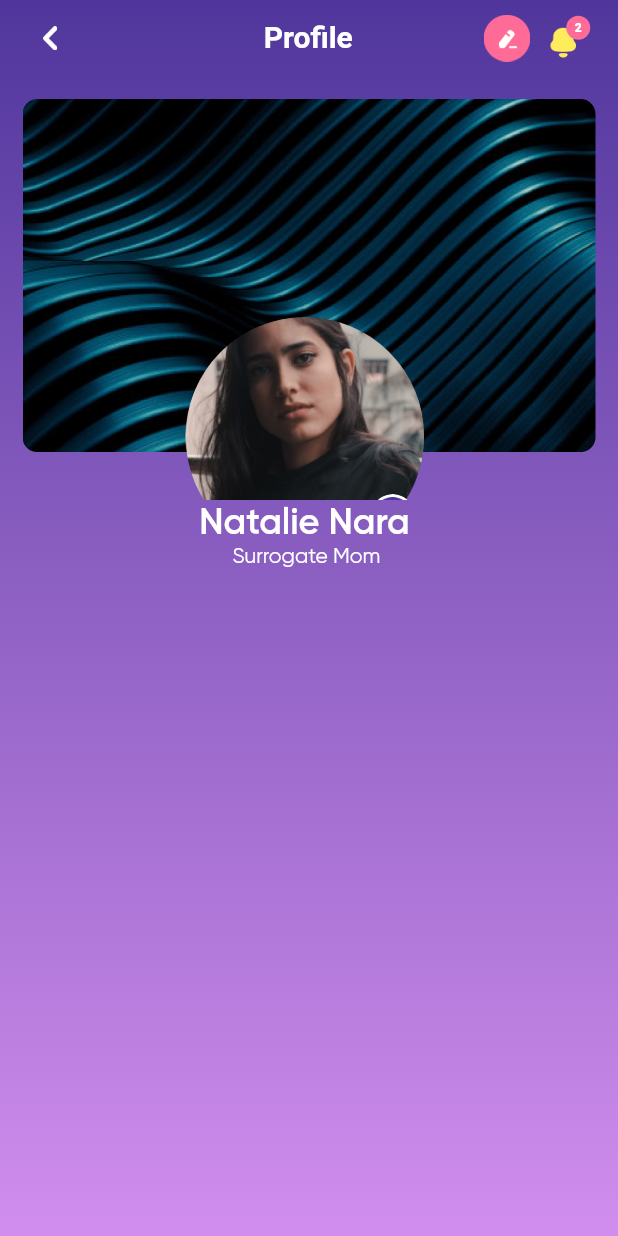
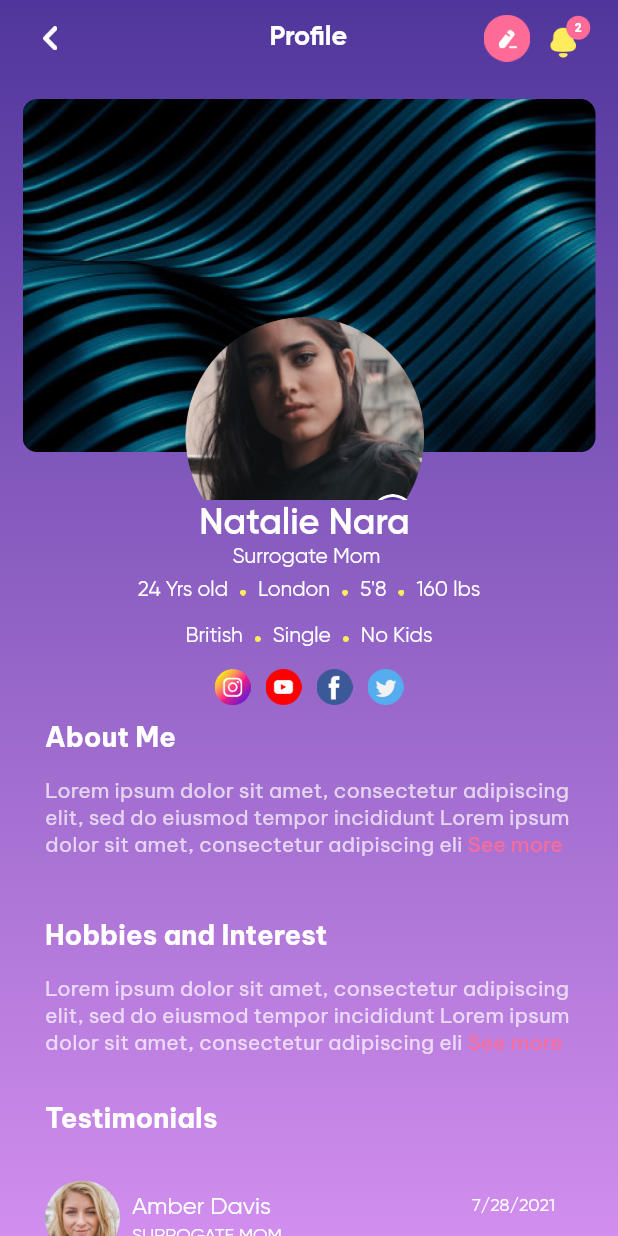
Before and after one commit to NiharDodiya/Rainbow, a Flutter app: the ProfileScreen screen opened directly, on a phone screen of 412 x 824 dp. Run offline on Flutter 3.47's test engine with Material 2 defaults, Android fonts, the phone set to English and light mode, and no system bars; drawn by our look-alikes of readmore; our stand-ins replace camera, country_picker, dotted_border, file_picker, firebase_auth, firebase_core and 7 more; missing offline and left inert: flutter_facebook_auth, flutter_share; accounts and stored records are empty; Roboto replaces fonts that are missing (Gilroy-ExtraBold).

Commit message:
Two Screen View Profile UI, Edit Profile UI

```diff
--- a/lib/main.dart
+++ b/lib/main.dart
@@ -45,7 +45,8 @@ class MyApp extends StatelessWidget {
               ? const Dashboard()
               : PrefService.getBool(PrefKeys.register)
                   ? const Dashboard()
-                  : AuthDashboard(),
+                  : const Dashboard(),
+      // AuthDashboard(),
     );
   }
 }
--- a/lib/screens/Profile/profile_screen.dart
+++ b/lib/screens/Profile/profile_screen.dart
@@ -1,8 +1,11 @@
 import 'package:flutter/material.dart';
 import 'package:get/get.dart';
+import 'package:rainbow/screens/Profile/widget/about_me.dart';
+import 'package:rainbow/screens/Profile/widget/other_visitors_viewed.dart';
 import 'package:rainbow/screens/Profile/widget/profileImage.dart';
 import 'package:rainbow/screens/Profile/widget/profile_appbar.dart';
 import 'package:rainbow/screens/Profile/widget/profile_details.dart';
+import 'package:rainbow/screens/Profile/widget/testimonials.dart';
 import 'package:rainbow/utils/color_res.dart';
 import 'package:rainbow/utils/strings.dart';
 
@@ -25,12 +28,20 @@ class ProfileScreen extends StatelessWidget {
               end: Alignment.bottomCenter,
             ),
           ),
-          child: Column(
-            children: [
-              profileAppbar(Strings.profile),
-              profileImage(),
-              profileDetails()
-            ],
+          child: SingleChildScrollView(
+            physics: const BouncingScrollPhysics(),
+            child: Column(
+              children: [
+                profileAppbar(Strings.profile),
+                profileImage(),
+                profileDetails(),
+                aboutProfiler("About Me"),
+                const SizedBox(height: 30,),
+                aboutProfiler("Hobbies and Interest"),
+                testimonials(),
+                otherVisitorsViewed(),
+              ],
+            ),
           ),
         ),
       ),
--- /dev/null
+++ b/lib/screens/Profile/widget/about_me.dart
@@ -0,0 +1,41 @@
+import 'package:flutter/material.dart';
+import 'package:rainbow/common/Widget/text_styles.dart';
+import 'package:rainbow/utils/color_res.dart';
+import 'package:rainbow/utils/strings.dart';
+import 'package:readmore/readmore.dart';
+
+Widget aboutProfiler(String title) {
+  return Padding(
+    padding: const EdgeInsets.only(left: 30, right: 30),
+    child: Column(
+      crossAxisAlignment: CrossAxisAlignment.start,
+      children: [
+        const SizedBox(height: 10,),
+        Text(
+          title,
+          style: beVietnamProBoldTextStyle(fontSize: 18),
+        ),
+        Container(
+          margin: const EdgeInsets.only(top: 15),
+          child: ReadMoreText(
+            "${Strings.aboutMeDes}${Strings.aboutMeDes} ",
+            trimLines: 3,
+            trimMode: TrimMode.Line,
+            delimiter: " ",
+            trimCollapsedText: Strings.seeMore,
+            trimExpandedText: Strings.seeLess,
+            style: beVietnamProRegularTextStyle(
+              color: ColorRes.white.withOpacity(0.70),
+            ),
+            moreStyle: beVietnamProRegularTextStyle(
+              color: ColorRes.color_FF6B97,
+            ),
+            lessStyle: beVietnamProRegularTextStyle(
+              color: ColorRes.color_FF6B97,
+            ),
+          ),
+        ),
+      ],
+    ),
+  );
+}
--- a/lib/screens/Profile/widget/edit_profile/editProfile_contoller.dart
+++ b/lib/screens/Profile/widget/edit_profile/editProfile_contoller.dart
@@ -98,7 +98,6 @@ class EditProfileController extends GetxController {
 
   Future backCamera() async {
     final image = await ImagePicker().pickImage(source: ImageSource.camera);
-
     if (image == null) return;
     final imageTemp = File(image.path);
     backImage = imageTemp;
--- /dev/null
+++ b/lib/screens/Profile/widget/other_visitors_viewed.dart
@@ -0,0 +1,67 @@
+import 'package:flutter/material.dart';
+import 'package:get/get.dart';
+import 'package:rainbow/common/Widget/text_styles.dart';
+import 'package:rainbow/screens/Profile/profile_controller.dart';
+import 'package:rainbow/utils/asset_res.dart';
+
+Widget otherVisitorsViewed() {
+  ProfileController controller = Get.find<ProfileController>();
+  return Padding(
+    padding: const EdgeInsets.only(left: 30, right: 30),
+    child: Column(
+      crossAxisAlignment: CrossAxisAlignment.start,
+      children: [
+        const SizedBox(
+          height: 30,
+        ),
+        Text(
+          "Other Visitors Viewed",
+          style: beVietnamProBoldTextStyle(fontSize: 18),
+        ),
+        const SizedBox(
+          height: 10,
+        ),
+        SizedBox(
+          height: 130,
+          child: ListView.builder(
+            itemCount: 6,
+            physics: const BouncingScrollPhysics(),
+            scrollDirection: Axis.horizontal,
+            shrinkWrap: true,
+            itemBuilder: (context, index) {
+              return visitors(title: controller.imageName[index],image: controller.image[index]);
+            },
+          ),
+        )
+      ],
+    ),
+  );
+}
+
+Widget visitors({String? image, String? title}) {
+  return Column(
+    children: [
+      Container(
+        height: 60,
+        width: 60,
+        margin: const EdgeInsets.only(right: 10, left: 10, top: 10, bottom: 7),
+        decoration: BoxDecoration(
+          shape: BoxShape.circle,
+          image: DecorationImage(
+            image: AssetImage(
+              image ?? AssetRes.selfiePicture,
+            ),
+          ),
+        ),
+      ),
+      SizedBox(
+        width: 60,
+        child: Text(
+          title ?? "Amber Davis",
+          maxLines: 2,
+          style: gilroyRegularTextStyle(fontSize: 16),
+        ),
+      )
+    ],
+  );
+}
--- a/lib/screens/Profile/widget/profile_appbar.dart
+++ b/lib/screens/Profile/widget/profile_appbar.dart
@@ -16,7 +16,7 @@ Widget profileAppbar(String text) {
           alignment: Alignment.center,
           child: Text(
             text,
-            style: textStyleFont20W700,
+            style: gilroyBoldTextStyle(fontSize: 18),
           ),
         ),
         Row(
--- a/lib/screens/Profile/widget/profile_details.dart
+++ b/lib/screens/Profile/widget/profile_details.dart
@@ -1,15 +1,109 @@
 import 'package:flutter/material.dart';
 import 'package:rainbow/common/Widget/text_styles.dart';
+import 'package:rainbow/utils/asset_res.dart';
 
-Widget profileDetails()
-{
-  return Column(children: [
-       Text("Natalie Nara ",style: gilroySemiBoldTextStyle(fontSize: 24),),
-       Text("Surrogate Mom ",style: gilroyRegularTextStyle(fontSize: 14),),
-    Row(
-      children: [
+Widget profileDetails() {
+  return Column(
+    children: [
+      Text(
+        "Natalie Nara ",
+        style: gilroySemiBoldTextStyle(fontSize: 24),
+      ),
+      Text(
+        "Surrogate Mom ",
+        style: gilroyRegularTextStyle(fontSize: 14),
+      ),
+      const SizedBox(height: 6,),
+      Row(
+        mainAxisAlignment: MainAxisAlignment.center,
+        crossAxisAlignment: CrossAxisAlignment.end,
+        children: [
+          Text(
+            "24 Yrs old",
+            style: gilroyRegularTextStyle(fontSize: 14),
+          ),
+          dot(),
+          Text(
+            "London",
+            style: gilroyRegularTextStyle(fontSize: 14),
+          ),
+          dot(),
+          Text(
+            "5'8",
+            style: gilroyRegularTextStyle(fontSize: 14),
+          ),
+          dot(),
+          Text(
+            "160 lbs",
+            style: gilroyRegularTextStyle(fontSize: 14),
+          ),
+        ],
+      ),
+      const SizedBox(height: 15,),
+      Row(
+        mainAxisAlignment: MainAxisAlignment.center,
+        crossAxisAlignment: CrossAxisAlignment.end,
+        children: [
+          Text(
+            "British",
+            style: gilroyRegularTextStyle(fontSize: 14),
+          ),
+          dot(),
+          Text(
+            "Single",
+            style: gilroyRegularTextStyle(fontSize: 14),
+          ),
+          dot(),
+          Text(
+            "No Kids",
+            style: gilroyRegularTextStyle(fontSize: 14),
+          ),
+        ],
+      ),
+      const SizedBox(height: 15,),
+      Row(
+        mainAxisAlignment: MainAxisAlignment.center,
+        crossAxisAlignment: CrossAxisAlignment.end,
+        children: [
+          mediaIcon(AssetRes.instagram),
+          mediaIcon(AssetRes.youtube),
+          mediaIcon(AssetRes.facebook1),
+          mediaIcon(AssetRes.twitter),
+        ],
+      ),
+    ],
+  );
+}
 
-      ],
-    )
-  ],);
+Widget dot() {
+  return Container(
+    height: 4,
+    width: 4,
+    margin: const EdgeInsets.only(
+      left: 8,
+      right: 8,
+      bottom: 3
+    ),
+    child: Image.asset(
+      AssetRes.yellowDot,
+      height: 4,
+      width: 4,
+    ),
+  );
 }
+
+Widget mediaIcon(String image) {
+  return Container(
+    height: 24,
+    width: 24,
+    margin: const EdgeInsets.only(
+      left: 5,
+      right: 5,
+    ),
+    child: Image.asset(
+      image,
+      height: 24,
+      width: 24,
+    ),
+  );
+}
--- /dev/null
+++ b/lib/screens/Profile/widget/testimonials.dart
@@ -0,0 +1,143 @@
+import 'package:flutter/material.dart';
+import 'package:get/get.dart';
+import 'package:rainbow/common/Widget/text_styles.dart';
+import 'package:rainbow/utils/asset_res.dart';
+import 'package:rainbow/utils/color_res.dart';
+import 'package:rainbow/utils/strings.dart';
+
+Widget testimonials() {
+  return Padding(
+    padding: const EdgeInsets.only(left: 30, right: 30),
+    child: SizedBox(
+      height: 460,
+      child: Column(
+        crossAxisAlignment: CrossAxisAlignment.start,
+        children: [
+          const SizedBox(
+            height: 30,
+          ),
+          Text(
+            "Testimonials",
+            style: beVietnamProBoldTextStyle(fontSize: 18),
+          ),
+          const SizedBox(
+            height: 30,
+          ),
+          ListView.separated(
+            physics: const NeverScrollableScrollPhysics(),
+            itemBuilder: (context, index) {
+              return listOfTestimonials();
+            },
+            separatorBuilder: (context, index) {
+              return Divider(
+                height: 24,
+                color: ColorRes.white.withOpacity(0.7),
+              );
+            },
+            itemCount: 2,
+            shrinkWrap: true,
+          ),
+          Divider(
+            height: 24,
+            color: ColorRes.white.withOpacity(0.7),
+          ),
+          Row(
+            mainAxisAlignment: MainAxisAlignment.center,
+            crossAxisAlignment: CrossAxisAlignment.center,
+            children: [
+              iconForSlider(AssetRes.leftIcon),
+              Container(
+                height: 20,
+                width: 30,
+                margin: const EdgeInsets.only(bottom: 10,top: 2),
+                alignment: Alignment.center,
+                child: Text(
+                  "1",
+                  style: gilroyMediumTextStyle(fontSize: 14),
+                ),
+              ),
+              iconForSlider(AssetRes.rightIcon),
+            ],
+          )
+        ],
+      ),
+    ),
+  );
+}
+
+Widget iconForSlider(String image) {
+  return Container(
+    height: 20,
+    width: 20,
+    margin: const EdgeInsets.only(left: 10,right: 10,bottom: 10,top: 2),
+    child: Image.asset(
+      image,
+      height: 20,
+      width: 20,
+    ),
+  );
+}
+
+Widget listOfTestimonials({
+  String? title,
+  String? subtitle,
+  String? date,
+}) {
+  return Column(
+    children: [
+      Row(
+        children: [
+          Container(
+            height: 50,
+            width: 50,
+            margin: EdgeInsets.only(right: 8),
+            decoration: const BoxDecoration(
+              shape: BoxShape.circle,
+              image: DecorationImage(
+                image: AssetImage(
+                  AssetRes.selfiePicture,
+                ),
+              ),
+            ),
+          ),
+          Column(
+            crossAxisAlignment: CrossAxisAlignment.start,
+            children: [
+              SizedBox(
+                width: Get.width - 130,
+                child: Row(
+                  children: [
+                    Expanded(
+                      child: Text(
+                        title ?? "Amber Davis",
+                        overflow: TextOverflow.clip,
+                        maxLines: 2,
+                        style: gilroyRegularTextStyle(fontSize: 16),
+                      ),
+                    ),
+                    Text(date ?? "7/28/2021",
+                        style: gilroyRegularTextStyle(fontSize: 12)),
+                  ],
+                ),
+              ),
+              const SizedBox(
+                height: 3,
+              ),
+              Text(
+                subtitle ?? "SURROGATE MOM",
+                style: gilroyRegularTextStyle(fontSize: 12),
+              ),
+            ],
+          ),
+        ],
+      ),
+      const SizedBox(
+        height: 14,
+      ),
+      Text(
+        '"${Strings.aboutMeDes} ${Strings.aboutMeDes}"',
+        style: gilroyRegularTextStyle(fontSize: 14),
+      ),
+    ],
+  );
+}
--- a/lib/utils/asset_res.dart
+++ b/lib/utils/asset_res.dart
@@ -5,6 +5,9 @@ class AssetRes {
   static const settingsImage = 'assets/settings/';
 
   ///--------------------------------------------- icons ---------------------------------------------
+  static const rightIcon = '${icons}right_icon.png';
+  static const leftIcon = '${icons}left_icon.png';
+  static const yellowDot = '${icons}yellow_dot.png';
   static const checkMark = '${icons}checkMark.png';
   static const next = '${icons}next.png';
   static const backIcon = '${icons}back_icon.png';
--- a/lib/utils/strings.dart
+++ b/lib/utils/strings.dart
@@ -165,8 +165,7 @@ class Strings {
   static const aboutMe = 'About me';
   static const hobbies = 'Hobbies and Interest';
   static const finish = 'Finish';
-  static const aboutMeDes =
-      'Lorem ipsum dolor sit amet,\nconsectetur adipiscing elit, sed \ndo eiusmod tempor incididunt';
+  static const aboutMeDes = 'Lorem ipsum dolor sit amet, consectetur adipiscing elit, sed do eiusmod tempor incididunt ';
   static const bioError = 'Enter bio';
   static const statusError = 'Enter status';
   static const instaError = 'Enter instagram';
@@ -202,6 +201,8 @@ class Strings {
   static const london = "London";
   static const haveKids = "Have kids?";
   static const  editProfile= "Edit Profile";
+  static const seeMore = "See more";
+  static const seeLess = "See less";
   ///________________________SettingScreen____________________________________________
   static const loremIpsum="Lorem Ipsum Is Simply\nDummy Text Of The Printing\nAnd Typesetting Industry.";
   static const pending="Pending";
```
Also changed, not shown: lib/common/Widget/text_field.dart (+7 -6 lines), lib/common/Widget/text_styles.dart (+21 -3 lines), lib/screens/Profile/profile_controller.dart (+9 -0 lines), lib/screens/Profile/widget/edit_profile/edit_profile_Screen.dart (+25 -28 lines), pubspec.yaml (+7 -4 lines), assets/icons/left_icon.png (added), assets/icons/right_icon.png (added), assets/icons/yellow_dot.png (added), pubspec.lock.
